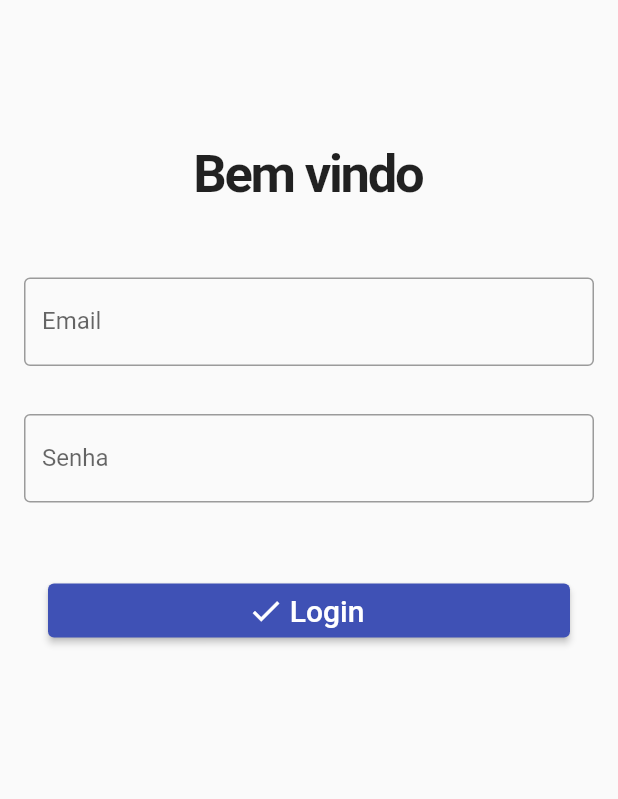
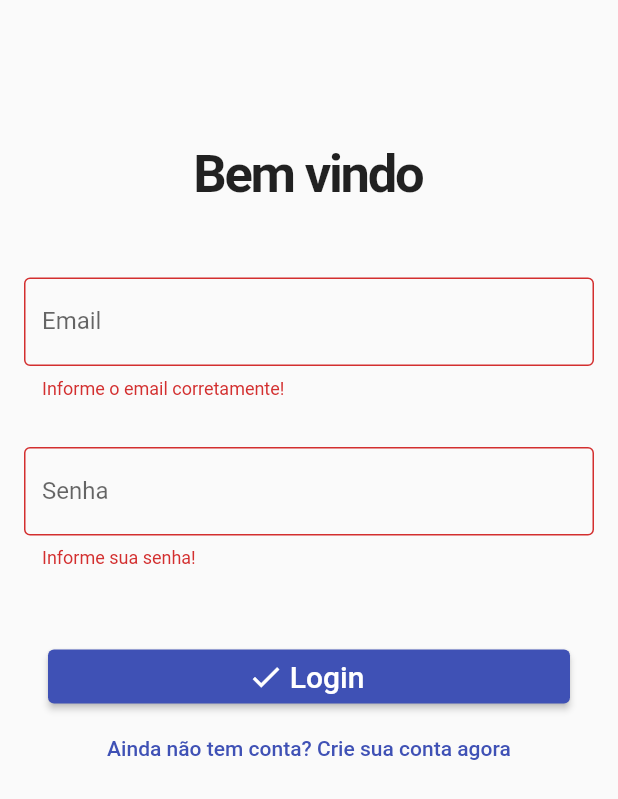
Before and after one commit to israeliarb/InventoryControl, a Flutter app: the screen it shows after launch, after a tap on "Login", on a phone screen of 412 x 824 dp. Shown: the top 799 px of the screen. Run offline on Flutter 3.47's test engine with Material 2 defaults, Android fonts, the phone set to English and light mode, and no system bars; our stand-ins replace firebase_auth, firebase_core; accounts and stored records are empty.

Commit message:
Adjust login

```diff
--- a/lib/modules/login/components/auth_service.dart
+++ b/lib/modules/login/components/auth_service.dart
@@ -1,9 +1,13 @@
 import 'package:firebase_auth/firebase_auth.dart';
 import 'package:flutter/cupertino.dart';
 
+class AuthException implements Exception {
+  String message;
+  AuthException(this.message);
+}
+
 class AuthService extends ChangeNotifier {
   FirebaseAuth _auth = FirebaseAuth.instance;
-
   User? userAuth;
   bool isLoading = true;
 
@@ -16,6 +20,43 @@ class AuthService extends ChangeNotifier {
       userAuth = (user == null) ? null : user;
       isLoading = false;
       notifyListeners();
-     });
+    });
+  }
+
+  _getUser() {
+    userAuth = _auth.currentUser;
+    notifyListeners();
+  }
+
+  register(String email, String password) async {
+    try {
+      await _auth.createUserWithEmailAndPassword(
+          email: email, password: password);
+      _getUser();
+    } on FirebaseAuthException catch (e) {
+      if (e.code == 'weak-password') {
+        throw AuthException('A senha é muito fraca!');
+      } else if (e.code == 'email-already-in-use') {
+        throw AuthException('Este email já está em uso');
+      }
+    }
+  }
+
+  login(String email, String password) async {
+    try {
+      await _auth.signInWithEmailAndPassword(email: email, password: password);
+      _getUser();
+    } on FirebaseAuthException catch (e) {
+      if (e.code == 'user-not-found') {
+        throw AuthException('Email não encontrado. Cadastre-se.');
+      } else if (e.code == 'wrong-password') {
+        throw AuthException('Senha incorreta. Tente novamente.');
+      }
+    }
+  }
+
+  logout() async {
+    await _auth.signOut();
+    _getUser();
   }
 }
--- a/lib/modules/login/pages/login_page.dart
+++ b/lib/modules/login/pages/login_page.dart
@@ -1,5 +1,7 @@
 import 'package:flutter/material.dart';
 import 'package:inventorycontrol/constants/spacing_sizes.dart';
+import 'package:inventorycontrol/modules/login/components/auth_service.dart';
+import 'package:provider/provider.dart';
 
 class LoginPage extends StatefulWidget {
   const LoginPage({Key? key}) : super(key: key);
@@ -31,13 +33,35 @@ class _LoginPageState extends State<LoginPage> {
       if (isLogin) {
         formTitle = 'Bem vindo';
         actionButton = 'Login';
-        toggleButton = 'Crie sua conta.';
+        toggleButton = 'Ainda não tem conta? Crie sua conta agora';
       } else {
         formTitle = 'Crie sua conta';
         actionButton = 'Registre-se';
-        toggleButton = 'Return to Login.';
+        toggleButton = 'Retornar para Login';
       }
     });
+  }
+
+  login() async {
+    setState(() => loading = true);
+    try {
+      await context.read<AuthService>().login(email.text, password.text);
+    } on AuthException catch (e) {
+      setState(() => loading = false);
+      ScaffoldMessenger.of(context)
+          .showSnackBar(SnackBar(content: Text(e.message)));
+    }
+  }
+
+  register() async {
+    setState(() => loading = true);
+    try {
+      await context.read<AuthService>().register(email.text, password.text);
+    } on AuthException catch (e) {
+      setState(() => loading = false);
+      ScaffoldMessenger.of(context)
+          .showSnackBar(SnackBar(content: Text(e.message)));
+    }
   }
 
   @override
@@ -101,12 +125,34 @@ class _LoginPageState extends State<LoginPage> {
                   ),
                 ),
                 Padding(
-                  padding: const EdgeInsets.all(SpacingSizes.xl),
+                  padding: const EdgeInsets.only(
+                      top: SpacingSizes.xl,
+                      left: SpacingSizes.xl,
+                      right: SpacingSizes.xl),
                   child: ElevatedButton(
-                    onPressed: () {},
+                    onPressed: () {
+                      if (formKey.currentState!.validate()) {
+                        if (isLogin) {
+                          login();
+                        } else {
+                          register();
+                        }
+                      }
+                    },
                     child: Row(
                       mainAxisAlignment: MainAxisAlignment.center,
-                      children: [
+                      children: (loading)
+                          ? [
+                              const Padding(
+                                  padding: EdgeInsets.all(SpacingSizes.g),
+                                  child: SizedBox(
+                                    width: 24,
+                                    height: 24,
+                                    child: CircularProgressIndicator(
+                                        color: Colors.white),
+                                  ))
+                            ]
+                          : [
                               const Icon(Icons.check),
                               Padding(
                                 padding: const EdgeInsets.all(SpacingSizes.sm),
@@ -118,6 +164,10 @@ class _LoginPageState extends State<LoginPage> {
                             ],
                     ),
                   ),
+                ),
+                TextButton(
+                  onPressed: () => setFormAction(!isLogin),
+                  child: Text(toggleButton),
                 )
               ],
             ),
```
Also changed, not shown: lib/modules/home/pages/home_page.dart (+15 -0 lines). Lines whose indentation alone changed are shown as unchanged.
